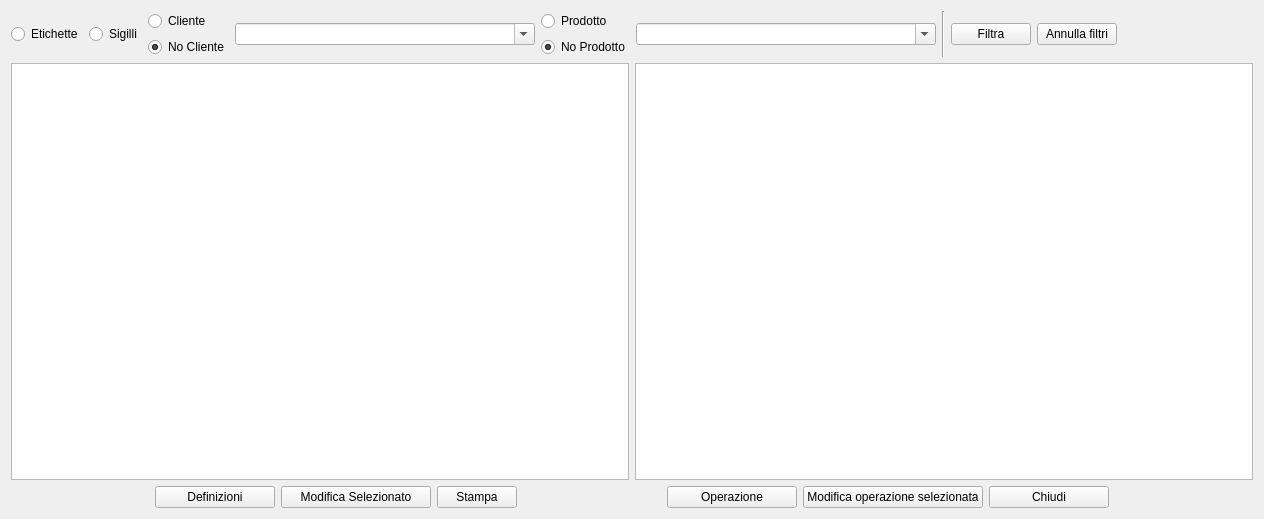
This is ftoverview.ui in fblabs/CLTags as Qt 5 draws it before an edit. The edited form follows.
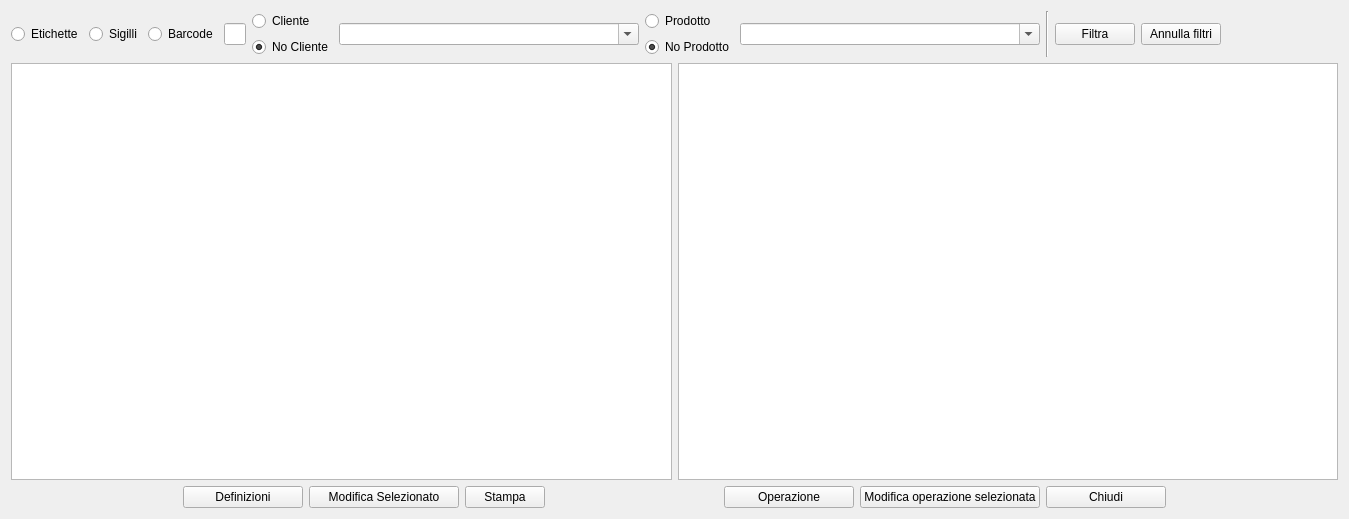
This is the edited form. Icons and pictures are not drawn.

Diff of the .ui file:
```diff
--- a/ftoverview.ui
+++ b/ftoverview.ui
@@ -6,7 +6,7 @@
    <rect>
     <x>0</x>
     <y>0</y>
-    <width>1264</width>
+    <width>1349</width>
     <height>519</height>
    </rect>
   </property>
@@ -37,6 +37,16 @@
        </property>
       </widget>
      </item>
+     <item>
+      <widget class="QRadioButton" name="rbBarcode">
+       <property name="text">
+        <string>Barcode</string>
+       </property>
+      </widget>
+     </item>
+     <item>
+      <widget class="QLineEdit" name="leBarcode"/>
+     </item>
      <item>
       <layout class="QVBoxLayout" name="verticalLayout_2">
        <item>
```
